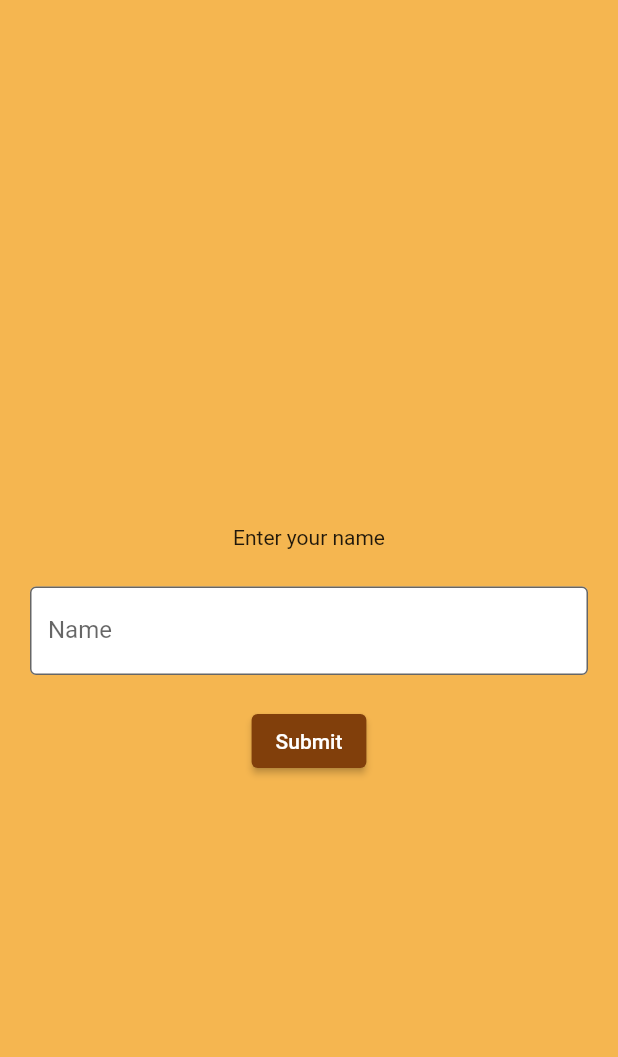
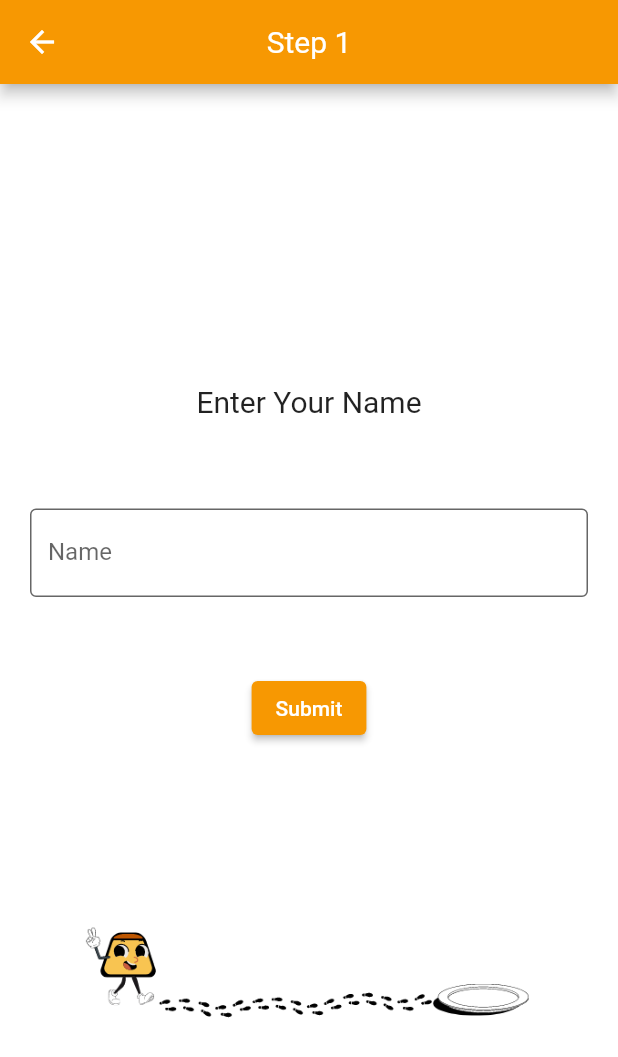
Before and after one commit to JesusMunoz01/SeniorProjectMobileApp, a Flutter app: the InfoScreen screen opened directly with empty values, on a phone screen of 412 x 824 dp. Shown: the top 1057 px of the screen. Run offline on Flutter 3.47's test engine with Material 2 defaults, Android fonts, the phone set to English and light mode, and no system bars; our stand-ins replace firebase_core, firebase_database; accounts and stored records are empty; Roboto replaces fonts that are missing (Arial).

Commit message:
UIchange1

```diff
--- a/lib/screens/createAccScreen.dart
+++ b/lib/screens/createAccScreen.dart
@@ -22,6 +22,7 @@ class _createAccScreenState extends State<createAccScreen> {
   @override
   Widget build(BuildContext context) {
     return Scaffold(
+      backgroundColor: Color(0xFFF79802),
       resizeToAvoidBottomInset: false,
       appBar: AppBar(
         backgroundColor: Colors.transparent,
@@ -41,29 +42,32 @@ class _createAccScreenState extends State<createAccScreen> {
       body: Center(
         child: Column(
           children: [
-            Padding(
-              padding: EdgeInsets.fromLTRB(20, 200, 20, 0),
+            Padding(padding: EdgeInsets.fromLTRB(0, 30, 0, 0)),
+            Row(children: [
+              Padding(
+              padding: EdgeInsets.fromLTRB(25, 0, 40, 0),
               child: Text(
-                "Create an Account",
+                "Create \nNew \nAccount!!!",
                 key: Key("createAccScreenText"),
-                style: TextStyle(fontSize: 18, fontFamily: 'Montserrat'),
+                style: TextStyle(fontSize: 48, fontFamily: 'Arial', fontWeight: FontWeight.bold),
               ),
-            ),
-            Padding(
-              padding: EdgeInsets.fromLTRB(0, 80, 0, 0),
-            ),
+            ),],),
+            Padding(padding: EdgeInsets.fromLTRB(0, 50, 0, 0)),
             Container(
               padding: EdgeInsets.fromLTRB(20, 10, 20, 0),
               child: TextField(
                 key: Key("createAccUsernameField"),
                 controller: _username,
                 decoration: const InputDecoration(
-                  border: OutlineInputBorder(),
+                  filled: true,
+                  fillColor: Colors.white,
                   label: Text(
                     'Username',
+                    style: TextStyle(color: Colors.black),
                     key: Key("createAccUsernameText"),
                   ),
                 ),
+
               ),
             ),
             Container(
@@ -73,21 +77,25 @@ class _createAccScreenState extends State<createAccScreen> {
                 obscureText: true,
                 controller: _password,
                 decoration: const InputDecoration(
-                  border: OutlineInputBorder(),
+                  filled: true,
+                  fillColor: Colors.white,
                   label: Text(
                     'Password',
+                    style: TextStyle(color: Colors.black),
                     key: Key("createAccPasswordText"),
                   ),
                 ),
               ),
             ),
             Container(
-                height: 50,
+                width: 200,
+                height: 69,
                 padding: const EdgeInsets.fromLTRB(0, 20, 0, 0),
                 child: ElevatedButton(
+                  style: ElevatedButton.styleFrom(backgroundColor: Colors.black),
                   key: Key("submitAccButton"),
                   child: const Text(
-                    'Submit',
+                    'Create Account', style: TextStyle(color: Colors.white),
                     key: Key("submitAccTextButton"),
                   ),
                   onPressed: () async {
--- a/lib/screens/infoScreen.dart
+++ b/lib/screens/infoScreen.dart
@@ -37,56 +37,120 @@ class _InfoScreenState extends State<InfoScreen> {
   @override
   Widget build(BuildContext context) {
       List<Widget> _widgets = <Widget>[
-    Container(padding: EdgeInsets.fromLTRB(20,350,20,0), child: Center(child: Column(children: [
-      Text("Enter your name", key: Key("nameText"),),
-      Padding(padding: EdgeInsets.fromLTRB(0, 25, 0, 0)),
-      TextField(key: Key("nameTextField"), controller: _name, decoration: InputDecoration(border: OutlineInputBorder(),
+    //////////////////////////////////////// NAME //////////////////////////////////////////////////
+    Container(padding: EdgeInsets.fromLTRB(20,200,20,0), child: Center(child: Column(children: [
+      //Container(child: Image.asset('assets/images/info1.0.png'), width: 300, height: 300,),
+      Text("Enter Your Name", key: Key("nameText"), style: TextStyle(fontSize: 20)),
+      Padding(padding: EdgeInsets.fromLTRB(0, 60, 0, 0)),
+      TextField(key: Key("nameTextField"),
+                controller: _name,
+                decoration: InputDecoration(border: OutlineInputBorder(),
                 filled: true,
                 fillColor: Colors.white/*fromARGB(255, 250, 203, 127)*/,
                 //hintText: "James",
                 label: Text('Name',key: Key("nameLabel"),)), ),
-      Padding(padding: EdgeInsets.fromLTRB(0, 20, 0, 0)),
-      ElevatedButton(onPressed: () {setState(() {_index = 1;});}, style: ElevatedButton.styleFrom(backgroundColor: Color(0xFF813F0B)), key: Key("nameButton"), child: Text("Submit"))])),),
+      Padding(padding: EdgeInsets.fromLTRB(0, 20, 0, 30)),
+      ElevatedButton(onPressed: () {setState(() {_index = 1;});},
+      style: ElevatedButton.styleFrom(backgroundColor: Color(0xFFF79802)),
+      key: Key("nameButton"), child: Text("Submit")),
+      Container(child: Image.asset('assets/images/info1.0.png'), width: 300, height: 300,),])),),
+      //////////////////////////////////////////////////////////////////////////////////////////////
 
-    Container(padding: EdgeInsets.fromLTRB(20,375,20,0), child: Center(child: Column(children: [
-      Text("Enter your age", key: Key("ageText"),),
-      TextField(key: Key("ageTextField"), controller: _age, decoration: InputDecoration(border: OutlineInputBorder(),
+    ////////////////////////////////////// AGE /////////////////////////////////////////////////////
+    Container(padding: EdgeInsets.fromLTRB(20,200,20,0), child: Center(child: Column(children: [
+      Text("Enter Your Age", key: Key("ageText"), style: TextStyle(fontSize: 20)),
+      Padding(padding: EdgeInsets.fromLTRB(0, 50, 0, 0)),
+      TextField(key: Key("ageTextField"),
+                controller: _age,
+                decoration: InputDecoration(border: OutlineInputBorder(),
+                filled: true,
+                fillColor: Colors.white,
                 label: Text('Age',key: Key("ageLabel"),)),),
-      Padding(padding: EdgeInsets.fromLTRB(0, 20, 0, 0)),
-      ElevatedButton(onPressed: () {setState(() {_index = 2;});}, key: Key("ageButton"), child: Text("Submit"))])),),
+      Padding(padding: EdgeInsets.fromLTRB(0, 20, 0, 30)),
+      ElevatedButton(onPressed: () {setState(() {_index = 2;});},
+      style: ElevatedButton.styleFrom(backgroundColor: Color(0xFFF79802)),
+      key: Key("ageButton"), child: Text("Submit")),
+      Container(child: Image.asset('assets/images/info2.png'), width: 300, height: 300,),])),),
+      //////////////////////////////////////////////////////////////////////////////////////////////
 
-    Container(padding: EdgeInsets.fromLTRB(20,375,20,0), child: Center(child: Column(children: [
-      Text("Enter your gender", key: Key("sexText"),),
-      TextField(key: Key("sexTextField"), controller: _sex, decoration: InputDecoration(border: OutlineInputBorder(),
+    //////////////////////////////////////// SEX ////////////////////////////////////////////////////
+    Container(padding: EdgeInsets.fromLTRB(20,200,20,0), child: Center(child: Column(children: [
+      Text("Enter Your Sex", key: Key("sexText"), style: TextStyle(fontSize: 20)),
+      Padding(padding: EdgeInsets.fromLTRB(0, 50, 0, 0)),
+      TextField(key: Key("sexTextField"),
+                controller: _sex,
+                decoration: InputDecoration(border: OutlineInputBorder(),
+                filled: true,
+                fillColor: Colors.white,
                 label: Text('Sex',key: Key("sexLabel"),)),),
-      Padding(padding: EdgeInsets.fromLTRB(0, 20, 0, 0)),
-      ElevatedButton(onPressed: () {setState(() {_index = 3;});}, key: Key("sexButton"), child: Text("Submit"))]))),
+      Padding(padding: EdgeInsets.fromLTRB(0, 20, 0, 30)),
+      ElevatedButton(onPressed: () {setState(() {_index = 3;});},
+      style: ElevatedButton.styleFrom(backgroundColor: Color(0xFFF79802)),
+      key: Key("sexButton"), child: Text("Submit")),
+      Padding(padding: EdgeInsets.fromLTRB(0, 200, 0, 10)),
+      Container(child: Image.asset('assets/images/happyFlan.png'), width: 70, height: 70,)]))),
+      //////////////////////////////////////////////////////////////////////////////////////////////
 
-    Container(padding: EdgeInsets.fromLTRB(20,375,20,0), child: Center(child: Column(children: [
-      Text("Enter your weight", key: Key("weightText"),),
-      TextField(key: Key("weightTextField"), controller: _weight, decoration: InputDecoration(border: OutlineInputBorder(),
+    ///////////////////////////////////////// WEIGHT ///////////////////////////////////////////////
+    Container(padding: EdgeInsets.fromLTRB(20,200,20,0), child: Center(child: Column(children: [
+      Text("Enter Your Weight", key: Key("weightText"), style: TextStyle(fontSize: 20)),
+      Padding(padding: EdgeInsets.fromLTRB(0, 50, 0, 0)),
+      TextField(key: Key("weightTextField"),
+                controller: _weight,
+                decoration: InputDecoration(border: OutlineInputBorder(),
+                filled: true,
+                fillColor: Colors.white,
                 label: Text('Weight',key: Key("weightLabel"),)),),
-      Padding(padding: EdgeInsets.fromLTRB(0, 20, 0, 0)),
-      ElevatedButton(onPressed: () {setState(() {_index = 4;});}, key: Key("weightButton"), child: Text("Submit"))]))),
+      Padding(padding: EdgeInsets.fromLTRB(0, 20, 0, 30)),
+      ElevatedButton(onPressed: () {setState(() {_index = 4;});},
+      style: ElevatedButton.styleFrom(backgroundColor: Color(0xFFF79802)),
+      key: Key("weightButton"), child: Text("Submit")),
+      Padding(padding: EdgeInsets.fromLTRB(0, 200, 0, 10)),
+      Container(child: Image.asset('assets/images/happyFlan.png'), width: 70, height: 70,)]))),
+      ///////////////////////////////////////////////////////////////////////////////////////////////
 
-    Container(padding: EdgeInsets.fromLTRB(20,375,20,0), child: Center(child: Column(children: [
-      Text("Enter your height", key: Key("heightText"),),
-      TextField(key: Key("heightTextField"), controller: _height, decoration: InputDecoration(border: OutlineInputBorder(),
+    /////////////////////////////////////////// HEIGHT ////////////////////////////////////////////////
+    Container(padding: EdgeInsets.fromLTRB(20,200,20,0), child: Center(child: Column(children: [
+      Text("Enter Your Height", key: Key("heightText"), style: TextStyle(fontSize: 20)),
+      Padding(padding: EdgeInsets.fromLTRB(0, 50, 0, 0)),
+      TextField(key: Key("heightTextField"),
+                controller: _height,
+                decoration: InputDecoration(border: OutlineInputBorder(),
+                filled: true,
+                fillColor: Colors.white,
                 label: Text('Height',key: Key("heightLabel"),)),),
-      Padding(padding: EdgeInsets.fromLTRB(0, 20, 0, 0)),
-      ElevatedButton(onPressed: () {setState(() {_index = 5;});}, key: Key("heightButton"), child: Text("Submit"))]))),
+      Padding(padding: EdgeInsets.fromLTRB(0, 20, 0, 30)),
+      ElevatedButton(onPressed: () {setState(() {_index = 5;});},
+      style: ElevatedButton.styleFrom(backgroundColor: Color(0xFFF79802)),
+      key: Key("heightButton"), child: Text("Submit")),
+      Padding(padding: EdgeInsets.fromLTRB(0, 200, 0, 10)),
+      Container(child: Image.asset('assets/images/happyFlan.png'), width: 70, height: 70,)]))),
+      /////////////////////////////////////////////////////////////////////////////////////////////////
 
-    Container(padding: EdgeInsets.fromLTRB(20,375,20,0), child: Center(child: Column(children: [
-      Text("Enter your budget", key: Key("budgetText"),),
-      TextField(key: Key("budgetTextField"), controller: _budget, decoration: InputDecoration(border: OutlineInputBorder(),
+    ////////////////////////////////////////// BUDGET //////////////////////////////////////////////////
+    Container(padding: EdgeInsets.fromLTRB(20,200,20,0), child: Center(child: Column(children: [
+      Text("Enter your budget", key: Key("budgetText"), style: TextStyle(fontSize: 20),),
+      Padding(padding: EdgeInsets.fromLTRB(0, 50, 0, 0)),
+      TextField(key: Key("budgetTextField"),
+                controller: _budget,
+                decoration: InputDecoration(border: OutlineInputBorder(),
+                filled: true,
+                fillColor: Colors.white,
                 label: Text('Budget',key: Key("budgetLabel"),)),),
-      Padding(padding: EdgeInsets.fromLTRB(0, 20, 0, 0)),
-      ElevatedButton(onPressed: () {setState(() {_index = 6;});}, key: Key("budgetButton"), child: Text("Submit"))]))),
+      Padding(padding: EdgeInsets.fromLTRB(0, 20, 0, 30)),
+      ElevatedButton(onPressed: () {setState(() {_index = 6;});},
+      style: ElevatedButton.styleFrom(backgroundColor: Color(0xFFF79802)),
+      key: Key("budgetButton"), child: Text("Submit")),
+      Padding(padding: EdgeInsets.fromLTRB(0, 200, 0, 10)),
+      Container(child: Image.asset('assets/images/happyFlan.png'), width: 70, height: 70,)]))),
+      //////////////////////////////////////////////////////////////////////////////////////////////////
 
-    Container(padding: EdgeInsets.fromLTRB(20,375,20,0), child: Center(child: Column(children: [
-      Text("Select your time frame", key: Key("timeFrameText"),),
+    //////////////////////////////////////// TIME FRAME ////////////////////////////////////////////////
+    Container(padding: EdgeInsets.fromLTRB(20,200,20,0), child: Center(child: Column(children: [
+      Text("Select Your Time Frame", key: Key("timeFrameText"), style: TextStyle(fontSize: 20),),
       // TextField(key: Key("timeFrameTextField"), controller: _timeFrame, decoration: InputDecoration(border: OutlineInputBorder(),
       //           label: Text('Time Frame',key: Key("timeFrameLabel"),)),),
+      Padding(padding: EdgeInsets.fromLTRB(0, 50, 0, 0)),
       RadioListTile(
           title: const Text('1 Week'),
           value: selected1,
@@ -104,6 +168,7 @@ class _InfoScreenState extends State<InfoScreen> {
 
             });
           },
+
       ),
       RadioListTile(
           title: const Text('2 Weeks'),
@@ -138,9 +203,12 @@ class _InfoScreenState extends State<InfoScreen> {
               selected2 = !value;
             });
           },
+
       ),
+
       Padding(padding: EdgeInsets.fromLTRB(0, 20, 0, 0)),
       ElevatedButton(key: Key("timeFrameButton"),
+      style: ElevatedButton.styleFrom(backgroundColor: Color(0xFFF79802)),
         onPressed: () async{
         DatabaseReference userInfo = FirebaseDatabase.instance.ref("profiles/${widget.user}");
           await userInfo.update({
@@ -153,12 +221,16 @@ class _InfoScreenState extends State<InfoScreen> {
             "Spent" : 0.0,
             "Time Frame" : _timeFrame,
             "firstLog" : false});
-        Navigator.push(context, MaterialPageRoute(builder: (context) => MainScreen(widget.user, widget.local), )).then((_) => navigateToMain());}, child: Text("Submit"))]))),
+        Navigator.push(context, MaterialPageRoute(builder: (context) => MainScreen(widget.user, widget.local), )).then((_) => navigateToMain());}, child: Text("Submit")),
+        Padding(padding: EdgeInsets.fromLTRB(0, 100, 0, 10)),
+        Container(child: Image.asset('assets/images/happyFlan.png'), width: 70, height: 70,)]))),
   ];
 
         return Scaffold(
-          backgroundColor: Color.fromARGB(255, 245, 182, 80),
-        body:Center(child: _widgets.elementAt(_index)),
+          backgroundColor: Colors.white,//Color.fromARGB(255, 245, 182, 80),
+          body:Center(child: _widgets.elementAt(_index)),
+          appBar: AppBar(backgroundColor: Color(0xFFF79802), centerTitle: true,
+          title: Text("Step 1"), titleTextStyle: TextStyle(fontFamily: 'Arial', fontSize: 20)),
       );
   }
 }
--- a/lib/screens/loginScreen.dart
+++ b/lib/screens/loginScreen.dart
@@ -85,6 +85,7 @@ class _SecondScreenState extends State<SecondScreen> {
                   //border: OutlineInputBorder(),
                   label: Text(
                     'Password',
+                    style: TextStyle(color: Colors.black),
                     key: Key("passwordText"),
                   ),
                 ),
--- a/pubspec.yaml
+++ b/pubspec.yaml
@@ -47,6 +47,10 @@ flutter:
 
   assets:
     - assets/images/newflan.png
+    - assets/images/cop2.png
+    - assets/images/info1.0.png
+    - assets/images/info2.png
+    - assets/images/happyFlan.png
 
   # The following line ensures that the Material Icons font is
   # included with your application, so that you can use the icons in
```
Also changed, not shown: assets/images/cop Background Removed.png (added), assets/images/cop.png (added), assets/images/cop2.png (added), assets/images/happyFlan.png (added), assets/images/info1.0.png (added), assets/images/info2.png (added).
